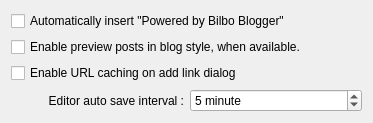
This is bilbo/editorsettingsbase.ui in mtux/bilbo as Qt 5 draws it before an edit. The edited form follows.
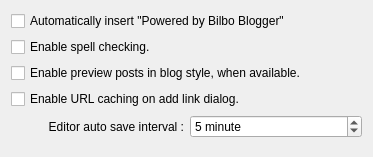
This is the edited form. Custom widgets are drawn as their Qt base class.

Commit message: An option added to enable/disable check spelling globally and by default

Patch:
```diff
--- a/bilbo/editorsettingsbase.ui
+++ b/bilbo/editorsettingsbase.ui
@@ -7,11 +7,11 @@
     <x>0</x>
     <y>0</y>
     <width>373</width>
-    <height>119</height>
+    <height>157</height>
    </rect>
   </property>
   <layout class="QGridLayout" name="gridLayout">
-   <item row="3" column="0">
+   <item row="4" column="0">
     <widget class="QLabel" name="label">
      <property name="text">
       <string>Editor auto save interval :</string>
@@ -24,7 +24,7 @@
      </property>
     </widget>
    </item>
-   <item row="3" column="1">
+   <item row="4" column="1">
     <widget class="KIntSpinBox" name="kcfg_autosaveInterval">
      <property name="specialValueText">
       <string>Disbaled</string>
@@ -47,7 +47,7 @@
      </property>
     </widget>
    </item>
-   <item row="5" column="0" colspan="2">
+   <item row="6" column="0" colspan="2">
     <spacer name="verticalSpacer">
      <property name="orientation">
       <enum>Qt::Vertical</enum>
@@ -60,17 +60,24 @@
      </property>
     </spacer>
    </item>
-   <item row="1" column="0" colspan="2">
+   <item row="2" column="0" colspan="2">
     <widget class="QCheckBox" name="kcfg_previewInBlogStyle">
      <property name="text">
       <string>Enable preview posts in blog style, when available.</string>
      </property>
     </widget>
    </item>
-   <item row="2" column="0" colspan="2">
+   <item row="3" column="0" colspan="2">
     <widget class="QCheckBox" name="kcfg_urlCachingEnabled">
      <property name="text">
-      <string>Enable URL caching on add link dialog</string>
+      <string>Enable URL caching on add link dialog.</string>
+     </property>
+    </widget>
+   </item>
+   <item row="1" column="0" colspan="2">
+    <widget class="QCheckBox" name="kcfg_enableCheckSpelling">
+     <property name="text">
+      <string>Enable spell checking.</string>
      </property>
     </widget>
    </item>
```
The commit also changes 4 other files.
